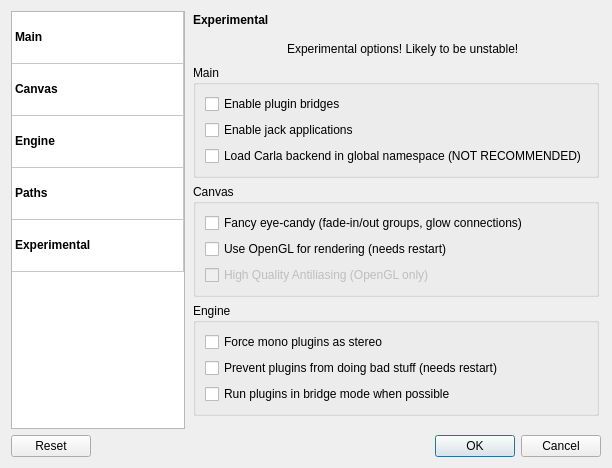
Qt form resources/ui/carla_settings.ui (falkTX/Carla) before a commit.
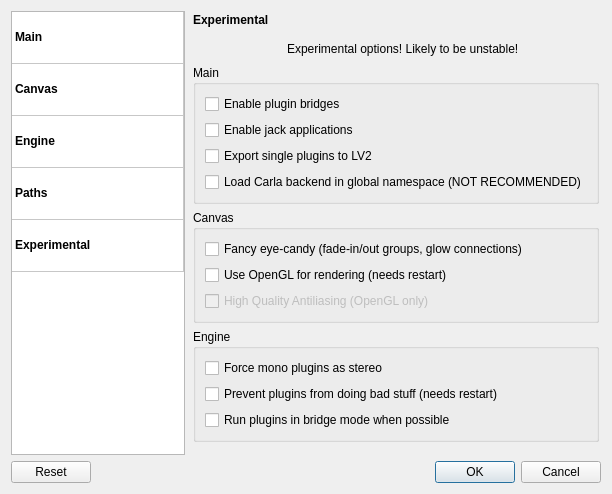
The same form after that commit. The open tabs and pages were chosen to show the change. Icons and pictures are not drawn.

Commit message: Make lv2-export an experimental option, needs to be enabled first

Diff of the .ui file:
```diff
--- a/resources/ui/carla_settings.ui
+++ b/resources/ui/carla_settings.ui
@@ -1501,6 +1501,13 @@
               </property>
              </widget>
             </item>
+            <item>
+             <widget class="QCheckBox" name="ch_exp_export_lv2">
+              <property name="text">
+               <string>Export single plugins to LV2</string>
+              </property>
+             </widget>
+            </item>
             <item>
              <widget class="QCheckBox" name="ch_exp_load_lib_global">
               <property name="text">
```
The commit also changes 5 other files.
